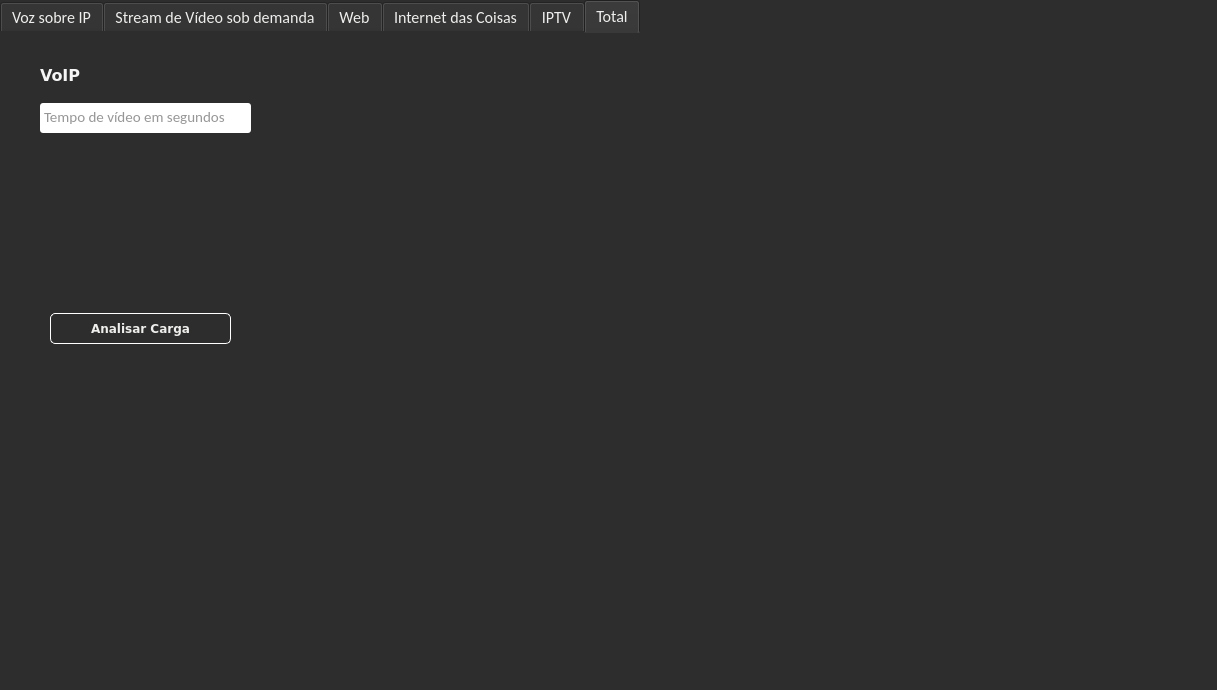
Old version of the form GUI/Charge_generator/mainwindow.ui in the repository notopoloko/Eros.
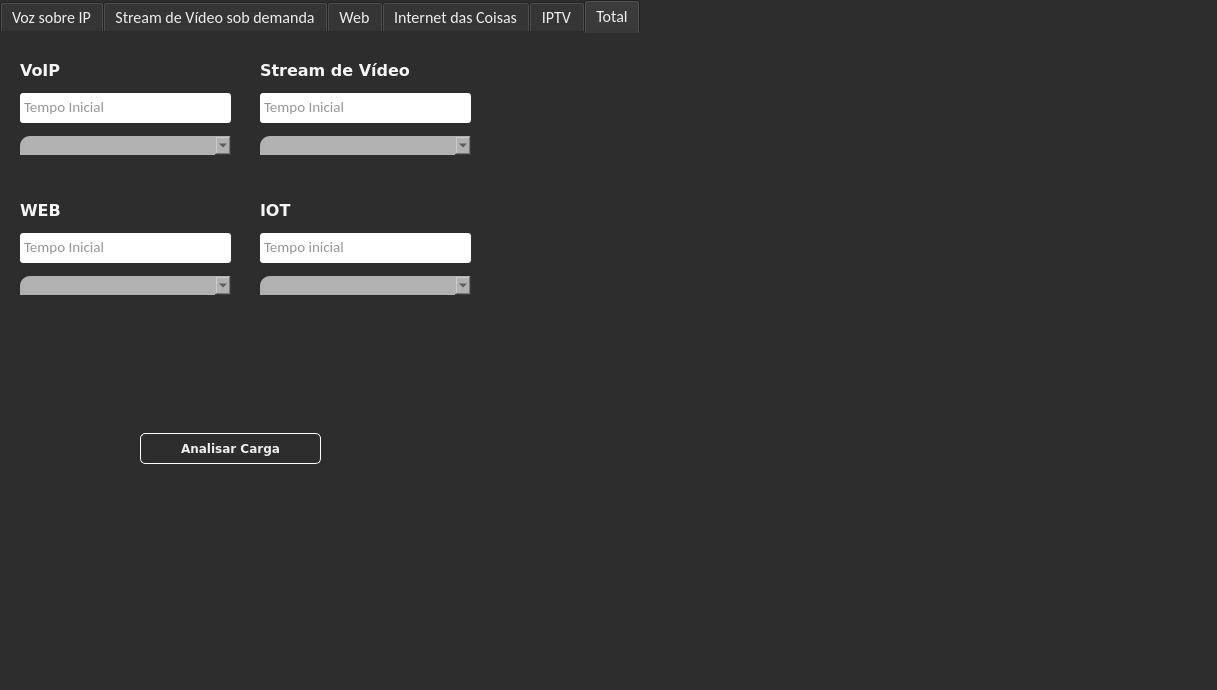
New version of the form. The open tabs and pages were chosen to show the change. Icons and pictures are not drawn.

```diff
--- a/GUI/Charge_generator/mainwindow.ui
+++ b/GUI/Charge_generator/mainwindow.ui
@@ -1944,18 +1944,59 @@
        <layout class="QVBoxLayout" name="TotalPlotLayout"/>
       </widget>
      </widget>
+     <widget class="QPushButton" name="pushButtonTotal">
+      <property name="geometry">
+       <rect>
+        <x>140</x>
+        <y>400</y>
+        <width>181</width>
+        <height>31</height>
+       </rect>
+      </property>
+      <property name="font">
+       <font>
+        <family>DejaVu Sans</family>
+        <pointsize>9</pointsize>
+        <weight>75</weight>
+        <italic>false</italic>
+        <bold>true</bold>
+       </font>
+      </property>
+      <property name="styleSheet">
+       <string notr="true">border-radius:5px;
+border:1px solid rgb(255, 255, 255);</string>
+      </property>
+      <property name="text">
+       <string>Analisar Carga</string>
+      </property>
+     </widget>
+     <widget class="QWidget" name="voipTotalParam" native="true">
+      <property name="geometry">
+       <rect>
+        <x>20</x>
+        <y>20</y>
+        <width>211</width>
+        <height>111</height>
+       </rect>
+      </property>
      <widget class="QWidget" name="verticalLayoutWidget_14">
       <property name="geometry">
        <rect>
-        <x>40</x>
-        <y>20</y>
+         <x>0</x>
+         <y>0</y>
         <width>211</width>
-        <height>80</height>
+         <height>111</height>
        </rect>
       </property>
       <layout class="QVBoxLayout" name="verticalLayout_5">
        <item>
         <widget class="QLabel" name="label_32">
+          <property name="maximumSize">
+           <size>
+            <width>16777215</width>
+            <height>20</height>
+           </size>
+          </property>
          <property name="font">
           <font>
            <family>DejaVu Sans</family>
@@ -1999,37 +2040,316 @@
           <set>Qt::ImhDigitsOnly</set>
          </property>
          <property name="placeholderText">
-          <string notr="true">Tempo de vídeo em segundos</string>
+           <string notr="true">Tempo Inicial</string>
          </property>
         </widget>
        </item>
-      </layout>
-     </widget>
-     <widget class="QPushButton" name="pushButtonTotal">
+        <item>
+         <widget class="QComboBox" name="numeroCarga_2">
+          <property name="font">
+           <font>
+            <family>Calibri</family>
+            <pointsize>10</pointsize>
+            <weight>75</weight>
+            <bold>true</bold>
+           </font>
+          </property>
+          <property name="styleSheet">
+           <string notr="true">border-top-left-radius: 10px;
+color: rgb(43, 43, 43);
+background-color: rgb(177, 177, 177);
+</string>
+          </property>
+         </widget>
+        </item>
+       </layout>
+      </widget>
+     </widget>
+     <widget class="QWidget" name="streamTotalParam" native="true">
       <property name="geometry">
        <rect>
-        <x>50</x>
-        <y>280</y>
-        <width>181</width>
-        <height>31</height>
+        <x>260</x>
+        <y>20</y>
+        <width>211</width>
+        <height>111</height>
        </rect>
       </property>
+      <widget class="QWidget" name="verticalLayoutWidget_15">
+       <property name="geometry">
+        <rect>
+         <x>0</x>
+         <y>0</y>
+         <width>211</width>
+         <height>111</height>
+        </rect>
+       </property>
+       <layout class="QVBoxLayout" name="verticalLayout_6">
+        <item>
+         <widget class="QLabel" name="label_33">
+          <property name="maximumSize">
+           <size>
+            <width>16777215</width>
+            <height>20</height>
+           </size>
+          </property>
       <property name="font">
        <font>
         <family>DejaVu Sans</family>
-        <pointsize>9</pointsize>
+            <pointsize>12</pointsize>
         <weight>75</weight>
         <italic>false</italic>
         <bold>true</bold>
        </font>
       </property>
       <property name="styleSheet">
-       <string notr="true">border-radius:5px;
-border:1px solid rgb(255, 255, 255);</string>
+           <string notr="true">color: rgb(245, 245, 245);</string>
       </property>
       <property name="text">
-       <string>Analisar Carga</string>
-      </property>
+           <string>Stream de Vídeo</string>
+          </property>
+         </widget>
+        </item>
+        <item>
+         <widget class="QTextEdit" name="tempoInicialVideo">
+          <property name="enabled">
+           <bool>true</bool>
+          </property>
+          <property name="maximumSize">
+           <size>
+            <width>16777215</width>
+            <height>30</height>
+           </size>
+          </property>
+          <property name="font">
+           <font>
+            <family>Calibri</family>
+            <pointsize>11</pointsize>
+           </font>
+          </property>
+          <property name="styleSheet">
+           <string notr="true">background-color: rgb(255,255,255);
+color: rgb(45,45,45);
+border-radius: 3px;
+</string>
+          </property>
+          <property name="inputMethodHints">
+           <set>Qt::ImhDigitsOnly</set>
+          </property>
+          <property name="placeholderText">
+           <string notr="true">Tempo Inicial</string>
+          </property>
+         </widget>
+        </item>
+        <item>
+         <widget class="QComboBox" name="numeroCarga_5">
+          <property name="font">
+           <font>
+            <family>Calibri</family>
+            <pointsize>10</pointsize>
+            <weight>75</weight>
+            <bold>true</bold>
+           </font>
+          </property>
+          <property name="styleSheet">
+           <string notr="true">border-top-left-radius: 10px;
+color: rgb(43, 43, 43);
+background-color: rgb(177, 177, 177);
+</string>
+          </property>
+         </widget>
+        </item>
+       </layout>
+      </widget>
+     </widget>
+     <widget class="QWidget" name="iotTotalParam" native="true">
+      <property name="geometry">
+       <rect>
+        <x>260</x>
+        <y>160</y>
+        <width>211</width>
+        <height>111</height>
+       </rect>
+      </property>
+      <widget class="QWidget" name="verticalLayoutWidget_17">
+       <property name="geometry">
+        <rect>
+         <x>0</x>
+         <y>0</y>
+         <width>211</width>
+         <height>111</height>
+        </rect>
+       </property>
+       <layout class="QVBoxLayout" name="verticalLayout_8">
+        <item>
+         <widget class="QLabel" name="label_35">
+          <property name="maximumSize">
+           <size>
+            <width>16777215</width>
+            <height>20</height>
+           </size>
+          </property>
+          <property name="font">
+           <font>
+            <family>DejaVu Sans</family>
+            <pointsize>12</pointsize>
+            <weight>75</weight>
+            <bold>true</bold>
+           </font>
+          </property>
+          <property name="styleSheet">
+           <string notr="true">color: rgb(245, 245, 245);</string>
+          </property>
+          <property name="text">
+           <string>IOT</string>
+          </property>
+         </widget>
+        </item>
+        <item>
+         <widget class="QTextEdit" name="tempoInicialIOT">
+          <property name="enabled">
+           <bool>true</bool>
+          </property>
+          <property name="maximumSize">
+           <size>
+            <width>16777215</width>
+            <height>30</height>
+           </size>
+          </property>
+          <property name="font">
+           <font>
+            <family>Calibri</family>
+            <pointsize>11</pointsize>
+           </font>
+          </property>
+          <property name="styleSheet">
+           <string notr="true">background-color: rgb(255,255,255);
+color: rgb(45,45,45);
+border-radius: 3px;
+</string>
+          </property>
+          <property name="inputMethodHints">
+           <set>Qt::ImhDigitsOnly</set>
+          </property>
+          <property name="placeholderText">
+           <string notr="true">Tempo inicial</string>
+          </property>
+         </widget>
+        </item>
+        <item>
+         <widget class="QComboBox" name="numeroCarga_4">
+          <property name="font">
+           <font>
+            <family>Calibri</family>
+            <pointsize>10</pointsize>
+            <weight>75</weight>
+            <bold>true</bold>
+           </font>
+          </property>
+          <property name="styleSheet">
+           <string notr="true">border-top-left-radius: 10px;
+color: rgb(43, 43, 43);
+background-color: rgb(177, 177, 177);
+</string>
+          </property>
+         </widget>
+        </item>
+       </layout>
+      </widget>
+     </widget>
+     <widget class="QWidget" name="webTotalParams" native="true">
+      <property name="geometry">
+       <rect>
+        <x>20</x>
+        <y>160</y>
+        <width>211</width>
+        <height>111</height>
+       </rect>
+      </property>
+      <widget class="QWidget" name="verticalLayoutWidget_16">
+       <property name="geometry">
+        <rect>
+         <x>0</x>
+         <y>0</y>
+         <width>211</width>
+         <height>111</height>
+        </rect>
+       </property>
+       <layout class="QVBoxLayout" name="verticalLayout_7">
+        <item>
+         <widget class="QLabel" name="label_34">
+          <property name="maximumSize">
+           <size>
+            <width>16777215</width>
+            <height>20</height>
+           </size>
+          </property>
+          <property name="font">
+           <font>
+            <family>DejaVu Sans</family>
+            <pointsize>12</pointsize>
+            <weight>75</weight>
+            <bold>true</bold>
+           </font>
+          </property>
+          <property name="styleSheet">
+           <string notr="true">color: rgb(245, 245, 245);</string>
+          </property>
+          <property name="text">
+           <string>WEB</string>
+          </property>
+         </widget>
+        </item>
+        <item>
+         <widget class="QTextEdit" name="tempoInicialWEB">
+          <property name="enabled">
+           <bool>true</bool>
+          </property>
+          <property name="maximumSize">
+           <size>
+            <width>16777215</width>
+            <height>30</height>
+           </size>
+          </property>
+          <property name="font">
+           <font>
+            <family>Calibri</family>
+            <pointsize>11</pointsize>
+           </font>
+          </property>
+          <property name="styleSheet">
+           <string notr="true">background-color: rgb(255,255,255);
+color: rgb(45,45,45);
+border-radius: 3px;
+</string>
+          </property>
+          <property name="inputMethodHints">
+           <set>Qt::ImhDigitsOnly</set>
+          </property>
+          <property name="placeholderText">
+           <string notr="true">Tempo Inicial</string>
+          </property>
+         </widget>
+        </item>
+        <item>
+         <widget class="QComboBox" name="numeroCarga_3">
+          <property name="font">
+           <font>
+            <family>Calibri</family>
+            <pointsize>10</pointsize>
+            <weight>75</weight>
+            <bold>true</bold>
+           </font>
+          </property>
+          <property name="styleSheet">
+           <string notr="true">border-top-left-radius: 10px;
+color: rgb(43, 43, 43);
+background-color: rgb(177, 177, 177);
+</string>
+          </property>
+         </widget>
+        </item>
+       </layout>
+      </widget>
      </widget>
     </widget>
    </widget>
```
Left out of the diff: 7 changed lines with no effect on the pictures. Lines whose indentation alone changed are shown as unchanged.
